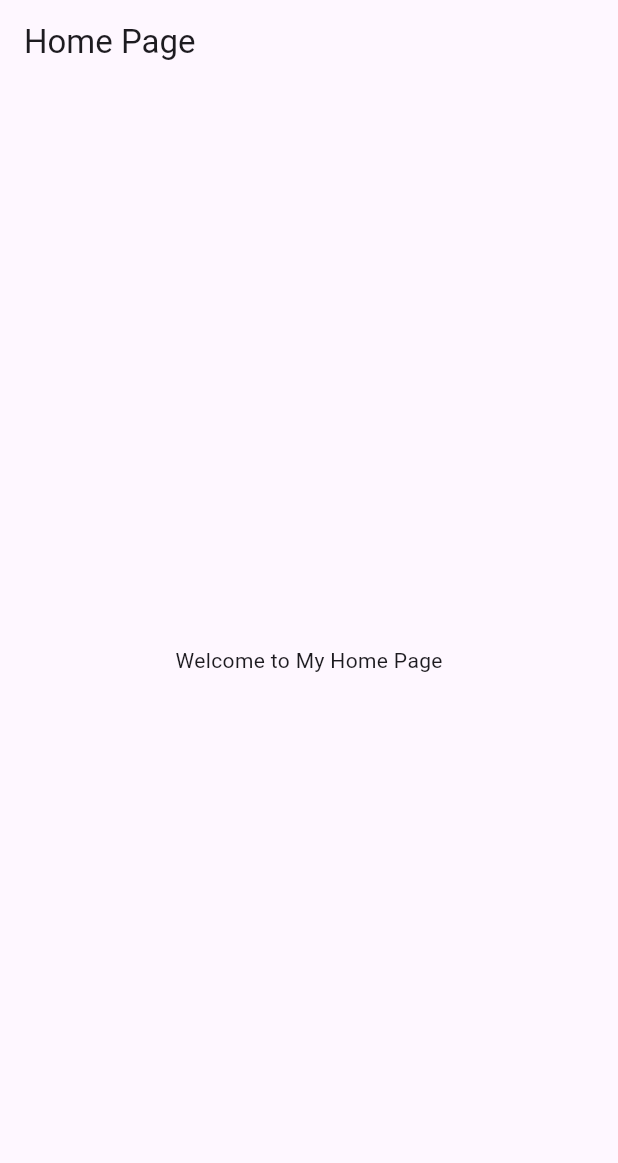
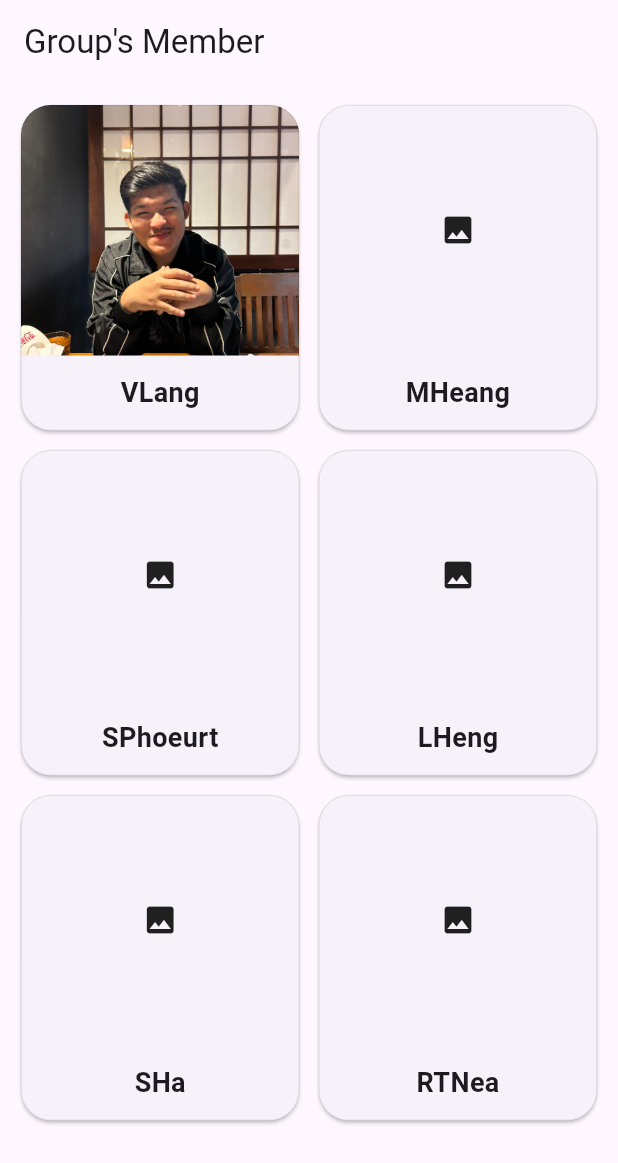
Before and after one commit to Vouchlang/open-source-hw1, a Flutter app: the screen it shows after launch, on a phone screen of 412 x 824 dp. Shown: the top 1163 px of the screen. Run offline on Flutter 3.47's test engine with Material 3 defaults, Android fonts, the phone set to English and light mode, and no system bars.

Commit message:
update vlang profile

```diff
--- a/collab/lib/home_page.dart
+++ b/collab/lib/home_page.dart
@@ -6,8 +6,102 @@ class MyHomePage extends StatelessWidget {
   @override
   Widget build(BuildContext context) {
     return Scaffold(
-      appBar: AppBar(title: Text('Home Page')),
-      body: Center(child: Text('Welcome to My Home Page')),
+      appBar: AppBar(title: Text("Group's Member")),
+      body: GridView.builder(
+        padding: EdgeInsets.all(10),
+        physics: BouncingScrollPhysics(),
+        gridDelegate: SliverGridDelegateWithFixedCrossAxisCount(
+          crossAxisCount: 2,
+          childAspectRatio: 1.0,
+          mainAxisExtent: 225,
+          mainAxisSpacing: 5,
+          crossAxisSpacing: 5,
+        ),
+        shrinkWrap: true,
+        itemCount: memberList.length,
+        itemBuilder: (context, index) {
+          return InkWell(
+            onLongPress: () {
+              showDialog(
+                context: context,
+                builder: (context) {
+                  return AlertDialog(
+                    title: Text(memberList[index].name),
+                    content: memberList[index].imageUrl == ''
+                        ? Icon(Icons.image)
+                        : Image.asset(memberList[index].imageUrl),
+                    actions: [
+                      TextButton(
+                        style: ButtonStyle(
+                          backgroundColor: WidgetStateProperty.all(Colors.red),
+                        ),
+                        onPressed: () => Navigator.of(context).pop(),
+                        child: Text(
+                          'Close',
+                          style: TextStyle(color: Colors.white),
+                        ),
+                      ),
+                    ],
+                  );
+                },
+              );
+            },
+            child: Card(
+              shape: RoundedRectangleBorder(
+                borderRadius: BorderRadiusGeometry.all(Radius.circular(20)),
+                side: BorderSide(color: Colors.black12, width: 0.5),
+              ),
+              child: Column(
+                children: [
+                  Expanded(
+                    child: SizedBox(
+                      width: double.infinity,
+                      child: ClipRRect(
+                        borderRadius: BorderRadius.only(
+                          topLeft: Radius.circular(20),
+                          topRight: Radius.circular(20),
+                        ),
+                        child: memberList[index].imageUrl == ''
+                            ? Icon(Icons.image)
+                            : Image.asset(
+                                memberList[index].imageUrl,
+                                fit: BoxFit.cover,
+                              ),
+                      ),
+                    ),
+                  ),
+                  SizedBox(
+                    height: 50,
+                    child: Center(
+                      child: Text(
+                        memberList[index].name,
+                        style: TextStyle(
+                          fontSize: 18,
+                          fontWeight: FontWeight.bold,
+                        ),
+                      ),
+                    ),
+                  ),
+                ],
+              ),
+            ),
+          );
+        },
+      ),
     );
   }
 }
+
+class Member {
+  final String name, imageUrl;
+  Member(this.name, this.imageUrl);
+}
+
+List<Member> memberList = [
+  Member('VLang', 'assets/vlang.jpg'),
+  Member('MHeang', ''),
+  Member('SPhoeurt', ''),
+  Member('LHeng', ''),
+  Member('SHa', ''),
+  Member('RTNea', ''),
+];
--- a/collab/lib/main.dart
+++ b/collab/lib/main.dart
@@ -10,6 +10,9 @@ class MyApp extends StatelessWidget {
 
   @override
   Widget build(BuildContext context) {
-    return MaterialApp(home: const MyHomePage());
+    return MaterialApp(
+      debugShowCheckedModeBanner: false,
+      home: const MyHomePage(),
+    );
   }
 }
```
Also changed, not shown: collab/pubspec.yaml (+3 -5 lines), collab/assets/vlang.jpg (added).
